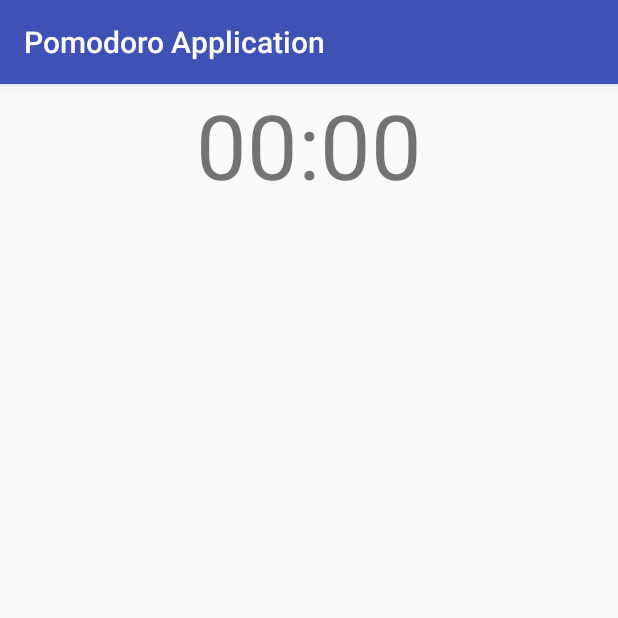
After one commit to Asangin/PomodoroApp, an Android app: the fragment ProcessFragment shown on its own in the app's theme, on a phone screen of 412 x 824 dp, the top half of it. The commit adds this screen. Run offline under Robolectric (Android 15) with nearby library versions, the phone set to English and light mode, and no system bars.

Commit message:
add a part of interface (root activity and a fragments)

```diff
--- /dev/null
+++ b/app/src/main/java/com/studio/skryl/pomodoroapplication/ProcessFragment.java
@@ -0,0 +1,21 @@
+package com.studio.skryl.pomodoroapplication;
+
+import android.os.Bundle;
+import android.support.annotation.NonNull;
+import android.support.annotation.Nullable;
+import android.support.v4.app.Fragment;
+import android.view.LayoutInflater;
+import android.view.View;
+import android.view.ViewGroup;
+import android.widget.TextView;
+
+public class ProcessFragment extends Fragment {
+    TextView timerView;
+
+    @Nullable
+    @Override
+    public View onCreateView(@NonNull LayoutInflater inflater, @Nullable ViewGroup container, @Nullable Bundle savedInstanceState) {
+        View v = inflater.inflate(R.layout.timer_fragment, null);
+        return v;
+    }
+}
--- /dev/null
+++ b/app/src/main/res/layout/timer_fragment.xml
@@ -0,0 +1,13 @@
+<?xml version="1.0" encoding="utf-8"?>
+<LinearLayout xmlns:android="http://schemas.android.com/apk/res/android"
+    android:layout_width="match_parent"
+    android:layout_height="match_parent"
+    android:orientation="vertical">
+    <TextView
+        android:id="@+id/timer_view"
+        android:layout_width="wrap_content"
+        android:layout_height="wrap_content"
+        android:text="@string/default_timer_set"
+        android:layout_gravity="center"
+        android:textSize="60sp"/>
+</LinearLayout>
--- a/app/src/main/res/values/strings.xml
+++ b/app/src/main/res/values/strings.xml
@@ -1,3 +1,4 @@
 <resources>
     <string name="app_name">Pomodoro Application</string>
+    <string name="default_timer_set">00:00</string>
 </resources>
```
Also changed, not shown: app/src/main/java/com/studio/skryl/pomodoroapplication/AppPreferences.java (added, +58 -0 lines), app/src/main/java/com/studio/skryl/pomodoroapplication/MainActivity.java (+31 -1 lines), app/src/main/res/layout/activity_main.xml (+18 -10 lines), app/src/main/res/values/colors.xml (+10 -0 lines), app/src/main/res/values/styles.xml (+21 -0 lines).
